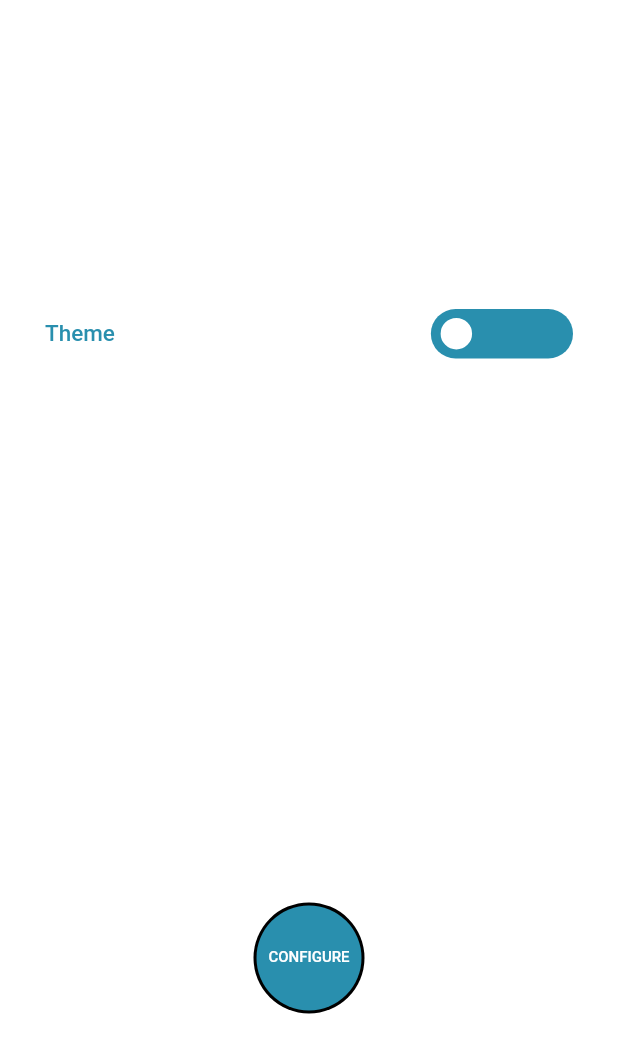
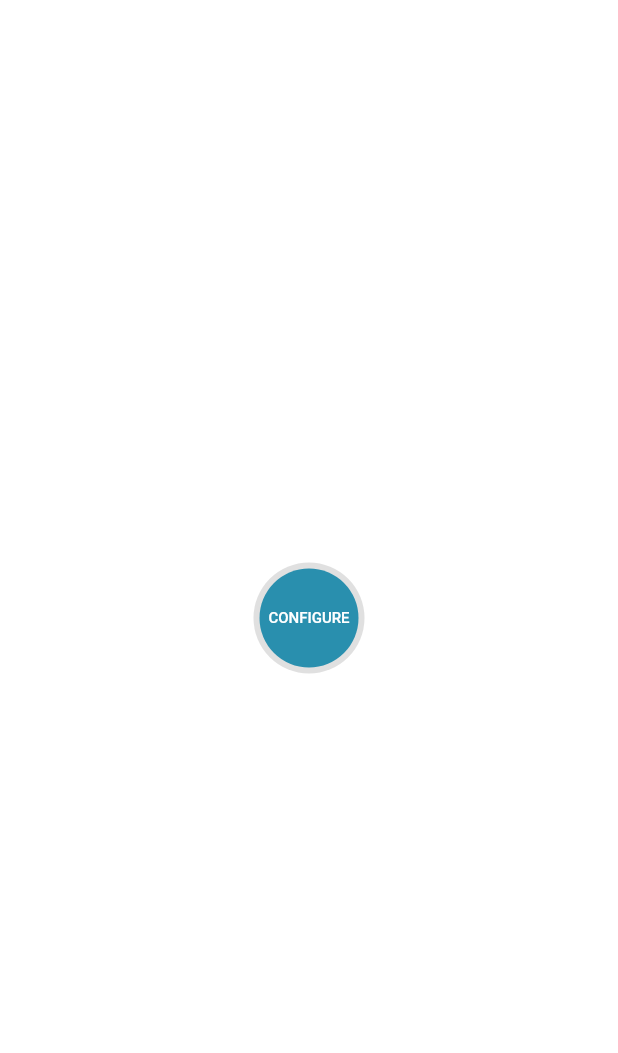
Before and after one commit to Trihz/mysecretary, a Flutter app: the ConfigurationScreen screen opened directly, on a phone screen of 412 x 824 dp. Shown: the top 1053 px of the screen. Run offline on Flutter 3.47's test engine with Material 2 defaults, Android fonts, the phone set to English and light mode, and no system bars; drawn by our look-alikes of flutter_switch; our stand-ins replace animated_splash_screen, fluttertoast, hive, hive_flutter, shared_preferences and 1 more; missing offline and left inert: dart:ffi; accounts and stored records are empty.

Commit message:
Configuration Navigation

```diff
--- a/lib/configuration/configuration_screen.dart
+++ /dev/null
@@ -1,178 +0,0 @@
-import 'package:flutter/material.dart';
-import 'package:flutter_switch/flutter_switch.dart';
-
-class ConfigurationScreen extends StatefulWidget {
-  const ConfigurationScreen({super.key});
-
-  @override
-  State<ConfigurationScreen> createState() => _ConfigurationScreenState();
-}
-
-class _ConfigurationScreenState extends State<ConfigurationScreen> {
-  // variable to store the main color
-  Color mainColor = const Color.fromARGB(255, 41, 143, 174);
-
-  // variable to hold the sate of the theme
-  bool themeStatus = false;
-
-  @override
-  Widget build(BuildContext context) {
-    return Scaffold(
-        body: Container(
-      height: MediaQuery.of(context).size.height * 1,
-      width: MediaQuery.of(context).size.width * 1,
-      decoration: const BoxDecoration(color: Colors.white),
-      child: Column(
-        children: [
-          SizedBox(height: MediaQuery.of(context).size.height * 0.2),
-          Container(
-            height: MediaQuery.of(context).size.height * 0.5,
-            width: MediaQuery.of(context).size.width * 1,
-            decoration: const BoxDecoration(color: Colors.transparent),
-            child: Column(
-              children: [
-                Container(
-                  height: MediaQuery.of(context).size.height * 0.05,
-                  width: MediaQuery.of(context).size.width * 1,
-                  decoration: const BoxDecoration(color: Colors.transparent),
-                  padding: const EdgeInsets.only(left: 30),
-                  child: const Align(
-                    alignment: Alignment.centerLeft,
-                    child: Text(
-                      "Name",
-                      style: TextStyle(
-                          fontWeight: FontWeight.w500,
-                          color: Colors.white,
-                          fontSize: 15),
-                    ),
-                  ),
-                ),
-                /*Container(
-                  height: MediaQuery.of(context).size.height * 0.06,
-                  width: MediaQuery.of(context).size.width * 0.8,
-                  decoration: const BoxDecoration(color: Colors.transparent),
-                  child: TextField(
-                    onChanged: (value) {
-                      setState(() {});
-                    },
-                    decoration: InputDecoration(
-                      isDense: true,
-                      contentPadding: const EdgeInsets.fromLTRB(10, 10, 10, 0),
-                      prefixIcon: Opacity(
-                        opacity: 0.5,
-                        child: Icon(
-                          Icons.person,
-                          color: mainColor,
-                        ),
-                      ),
-                      enabledBorder: OutlineInputBorder(
-                        borderRadius:
-                            const BorderRadius.all(Radius.circular(5)),
-                        borderSide: BorderSide(
-                          color: mainColor,
-                        ),
-                      ),
-                      focusedBorder: OutlineInputBorder(
-                        borderRadius:
-                            const BorderRadius.all(Radius.circular(5)),
-                        borderSide: BorderSide(
-                          color: mainColor,
-                        ),
-                      ),
-                      hintText: "Username",
-                      hintStyle: TextStyle(
-                          color: mainColor,
-                          fontStyle: FontStyle.italic,
-                          fontSize: 13,
-                          fontWeight: FontWeight.w100),
-                    ),
-                  ),
-                ),*/
-                Container(
-                  height: MediaQuery.of(context).size.height * 0.04,
-                  width: MediaQuery.of(context).size.width * 1,
-                  decoration: const BoxDecoration(color: Colors.transparent),
-                  padding: const EdgeInsets.only(left: 30,right: 30),
-                  child: Align(
-                    alignment: Alignment.centerLeft,
-                    child: Row(
-                      mainAxisAlignment: MainAxisAlignment.spaceBetween,
-                      children: [
-                        Container(
-                          height: MediaQuery.of(context).size.height * 0.05,
-                          width: MediaQuery.of(context).size.width * 0.2,
-                          decoration:
-                              const BoxDecoration(color: Colors.transparent),
-                          child:  Align(
-                            alignment: Alignment.centerLeft,
-                            child: Text(
-                              "Theme",
-                              style: TextStyle(
-                                  fontWeight: FontWeight.w500,
-                                  color: mainColor,
-                                  fontSize: 15),
-                            ),
-                          ),
-                        ),
-                        Container(
-                          height: MediaQuery.of(context).size.height * 0.05,
-                          width: MediaQuery.of(context).size.width * 0.23,
-                          decoration:
-                              const BoxDecoration(color: Colors.transparent),
-                          child: FlutterSwitch(
-                            width: 100.0,
-                            height: 55.0,
-                            toggleSize: 30,
-                            value: themeStatus,
-                            borderRadius: 30,
-                            padding: 2.0,
-                            toggleColor: Colors.white,
-                            toggleBorder: Border.all(
-                              color: mainColor,
-                              width: 4.0,
-                            ),
-                            activeColor: mainColor,
-                            activeText: "B",
-                            inactiveColor: mainColor,
-                            inactiveText: "C",
-                            onToggle: (val) {
-                              setState(() {
-                                themeStatus = val;
-                              });
-                            },
-                          ),
-                        ),
-                      ],
-                    ),
-                  ),
-                ),
-              ],
-            ),
-          ),
-          Container(
-            height: MediaQuery.of(context).size.height * 0.15,
-            width: MediaQuery.of(context).size.width * 1,
-            decoration: const BoxDecoration(color: Colors.transparent),
-            child: Center(
-              child: CircleAvatar(
-                radius: 37,
-                backgroundColor: Colors.black,
-                child: CircleAvatar(
-                  radius: 35,
-                  backgroundColor: mainColor,
-                  child: const Text(
-                    "CONFIGURE",
-                    style: TextStyle(
-                        fontWeight: FontWeight.w500,
-                        color: Colors.white,
-                        fontSize: 10),
-                  ),
-                ),
-              ),
-            ),
-          )
-        ],
-      ),
-    ));
-  }
-}
--- /dev/null
+++ b/lib/configuration/configuration_ui.dart
@@ -0,0 +1,141 @@
+import 'package:flutter/material.dart';
+import 'package:flutter_switch/flutter_switch.dart';
+import 'package:fluttertoast/fluttertoast.dart';
+import 'package:mysecretary/homescreen/homescreen_ui.dart';
+
+class ConfigurationScreen extends StatefulWidget {
+  const ConfigurationScreen({super.key});
+
+  @override
+  State<ConfigurationScreen> createState() => _ConfigurationScreenState();
+}
+
+class _ConfigurationScreenState extends State<ConfigurationScreen> {
+  // variable to store the main color
+  Color mainColor = const Color.fromARGB(255, 41, 143, 174);
+
+  // variable to store the configure button color
+  Color bodyColor = const Color.fromARGB(255, 41, 143, 174);
+  Color borderColor = Colors.grey.shade300;
+  Color textColor = Colors.white;
+
+  // variable to hold the sate of the theme
+  bool themeStatus = false;
+
+  // variable to store status of the button
+  bool isConfiguredbuttonState = true;
+  bool isConfigured = true;
+
+  // function to display a toast message
+  void displayToast(String message) {
+    Fluttertoast.showToast(
+        msg: message,
+        toastLength: Toast.LENGTH_LONG,
+        gravity: ToastGravity.BOTTOM,
+        timeInSecForIosWeb: 1,
+        backgroundColor: Colors.red,
+        textColor: Colors.white,
+        fontSize: 16.0);
+  }
+
+  //function to display the configure screen
+  Widget configureScreen() {
+    return isConfigured ? configureButton() : const HomeScreen();
+  }
+
+  // function to display the configure button
+  Widget configureButton() {
+    return GestureDetector(
+      onLongPress: (() {
+        displayToast("App Configured Successfully");
+        setState(() {
+          isConfiguredbuttonState = false;
+        });
+      }),
+      child: CircleAvatar(
+        radius: 37,
+        backgroundColor: borderColor,
+        child: CircleAvatar(
+          radius: 33,
+          backgroundColor: bodyColor,
+          child: Text(
+            "CONFIGURE",
+            style: TextStyle(
+                fontWeight: FontWeight.w500, color: textColor, fontSize: 10),
+          ),
+        ),
+      ),
+    );
+  }
+
+  // function to display the configure success screen
+  Widget configureSuccessScreen() {
+    return Container(
+      height: MediaQuery.of(context).size.height * 1,
+      width: MediaQuery.of(context).size.width * 1,
+      decoration: const BoxDecoration(color: Colors.transparent),
+      child: Column(
+        children: [
+          Container(
+            height: MediaQuery.of(context).size.height * 0.45,
+            width: MediaQuery.of(context).size.width * 1,
+            decoration: const BoxDecoration(color: Colors.transparent),
+          ),
+          Container(
+            height: MediaQuery.of(context).size.height * 0.15,
+            width: MediaQuery.of(context).size.width * 1,
+            decoration: const BoxDecoration(color: Colors.transparent),
+            child: CircleAvatar(
+              radius: 37,
+              backgroundColor: Colors.white,
+              child: Image.asset("assets/checked.png"),
+            ),
+          ),
+          Container(
+            height: MediaQuery.of(context).size.height * 0.3,
+            width: MediaQuery.of(context).size.width * 1,
+            decoration: const BoxDecoration(color: Colors.transparent),
+          ),
+          Container(
+              height: MediaQuery.of(context).size.height * 0.1,
+              width: MediaQuery.of(context).size.width * 1,
+              decoration: const BoxDecoration(color: Colors.transparent),
+              child: Center(
+                child: ElevatedButton(
+                    onPressed: () {},
+                    style: ElevatedButton.styleFrom(
+                        primary: Colors.grey.shade300,
+                        onPrimary: Colors.black,
+                        shadowColor: Colors.grey,
+                        shape: const RoundedRectangleBorder(
+                            borderRadius:
+                                BorderRadius.all(Radius.circular(10)))),
+                    child: const Text(
+                      "CONTINUE",
+                      style: TextStyle(),
+                    )),
+              )),
+        ],
+      ),
+    );
+  }
+
+  @override
+  Widget build(BuildContext context) {
+    return Scaffold(
+        body: Container(
+      height: MediaQuery.of(context).size.height * 1,
+      width: MediaQuery.of(context).size.width * 1,
+      decoration: const BoxDecoration(color: Colors.white),
+      child: Container(
+        height: MediaQuery.of(context).size.height * 0.15,
+        width: MediaQuery.of(context).size.width * 1,
+        decoration: const BoxDecoration(color: Colors.transparent),
+        child: Center(
+            child: isConfiguredbuttonState
+                ? configureScreen()
+                : configureSuccessScreen()),
+      ),
+    ));
+  }
+}
--- a/lib/homescreen/homescreen_ui.dart
+++ b/lib/homescreen/homescreen_ui.dart
@@ -3,7 +3,7 @@ import 'package:fluttertoast/fluttertoast.dart';
 import 'package:flutter/material.dart';
 import 'package:mysecretary/business/business_ui.dart';
 import 'package:mysecretary/class/class_ui.dart';
-import 'package:mysecretary/configuration/configuration_screen.dart';
+import 'package:mysecretary/configuration/configuration_ui.dart';
 import 'package:mysecretary/homescreen/homescreen_logic.dart';
 import 'package:mysecretary/newtask/newtask_ui.dart';
 import 'package:mysecretary/personal/personal_ui.dart';
@@ -478,10 +478,8 @@ class _HomeScreenState extends State<HomeScreen> with TickerProviderStateMixin {
         ),
         GestureDetector(
           onTap: () {
-            Navigator.push(
-                context,
-                MaterialPageRoute(
-                    builder: (context) => const ConfigurationScreen()));
+            Navigator.push(context,
+                MaterialPageRoute(builder: (context) => const Profile()));
           },
           child: Container(
             height: 60,
--- a/lib/main.dart
+++ b/lib/main.dart
@@ -1,5 +1,6 @@
 import 'package:flutter/material.dart';
 import 'package:fluttertoast/fluttertoast.dart';
+import 'package:mysecretary/configuration/configuration_ui.dart';
 import 'package:mysecretary/homescreen/homescreen_ui.dart';
 import 'package:hive_flutter/hive_flutter.dart';
 import 'package:animated_splash_screen/animated_splash_screen.dart';
@@ -64,8 +65,8 @@ class _SplashScreenState extends State<SplashScreen> {
 
   @override
   void initState() {
-    //getUsername();
-    //displayToast(userName);
+    getUsername();
+    displayToast(userName);
     super.initState();
   }
 
@@ -76,7 +77,7 @@ class _SplashScreenState extends State<SplashScreen> {
         mainAxisAlignment: MainAxisAlignment.spaceEvenly,
         children: [
           Text(
-            "Hello ",
+            "Hello $userName",
             style: const TextStyle(
               color: Colors.white,
               fontWeight: FontWeight.w500,
@@ -86,7 +87,7 @@ class _SplashScreenState extends State<SplashScreen> {
         ],
       ),
       duration: 500,
-      nextScreen: const HomeScreen(),
+      nextScreen: const ConfigurationScreen(),
       splashIconSize: 250,
       splashTransition: SplashTransition.fadeTransition,
       animationDuration: const Duration(seconds: 1),
```
Also changed, not shown: assets/checked.png (added), lib/configuration/configuration_logic.dart (added).
